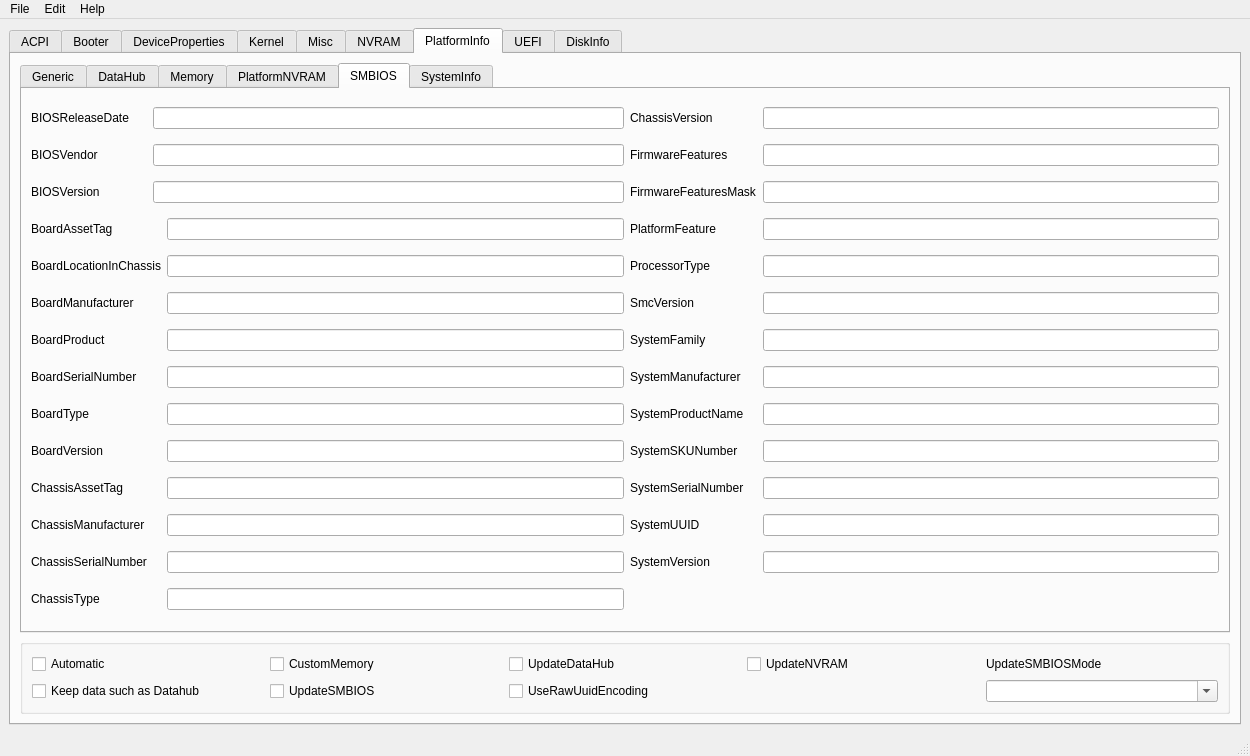
Old version of the form mainwindow.ui in the repository ic005k/OCAuxiliaryTools.
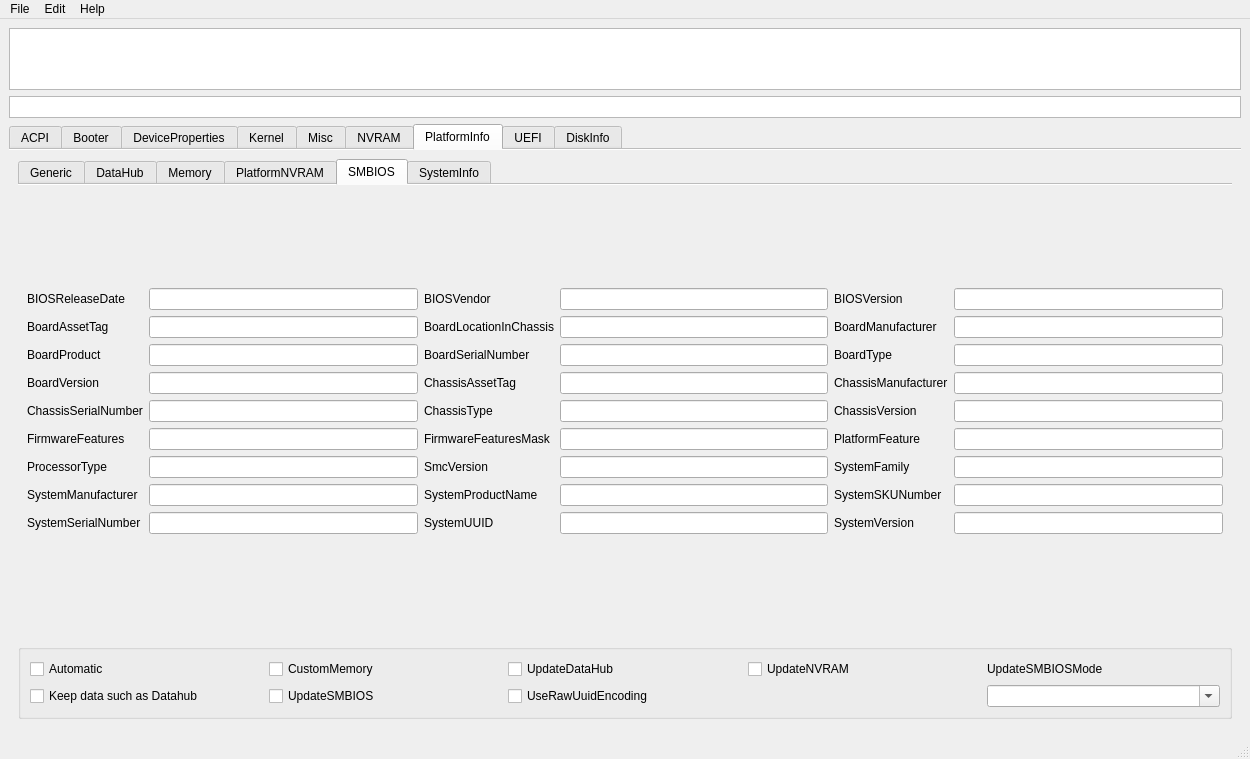
New version of the form. The open tabs and pages were chosen to show the change. Icons and pictures are not drawn.

The edit to the form file:
```diff
--- a/mainwindow.ui
+++ b/mainwindow.ui
@@ -7,9 +7,15 @@
     <x>0</x>
     <y>0</y>
     <width>1250</width>
-    <height>756</height>
+    <height>759</height>
    </rect>
   </property>
+  <property name="maximumSize">
+   <size>
+    <width>16777215</width>
+    <height>16777215</height>
+   </size>
+  </property>
   <property name="windowTitle">
    <string/>
   </property>
@@ -19,7 +25,27 @@
   </property>
   <widget class="QWidget" name="centralwidget">
    <layout class="QGridLayout" name="gridLayout">
-    <item row="0" column="0" colspan="2">
+    <item row="0" column="0">
+     <widget class="QListWidget" name="listMain">
+      <property name="maximumSize">
+       <size>
+        <width>16777215</width>
+        <height>62</height>
+       </size>
+      </property>
+     </widget>
+    </item>
+    <item row="1" column="0">
+     <widget class="QListWidget" name="listSub">
+      <property name="maximumSize">
+       <size>
+        <width>16777215</width>
+        <height>22</height>
+       </size>
+      </property>
+     </widget>
+    </item>
+    <item row="2" column="0">
      <widget class="QTabWidget" name="tabTotal">
       <property name="toolTip">
        <string/>
@@ -40,7 +66,7 @@
        </size>
       </property>
       <property name="documentMode">
-       <bool>false</bool>
+       <bool>true</bool>
       </property>
       <widget class="QWidget" name="tab">
        <attribute name="title">
@@ -4410,7 +4436,7 @@
            <number>0</number>
           </property>
           <property name="documentMode">
-           <bool>false</bool>
+           <bool>true</bool>
           </property>
           <widget class="QWidget" name="tab_21">
            <attribute name="title">
@@ -5252,25 +5278,14 @@
            <attribute name="title">
             <string>SMBIOS</string>
            </attribute>
+           <layout class="QGridLayout" name="gridLayout_67">
+            <item row="0" column="0">
            <layout class="QGridLayout" name="gridLayout_41">
-            <item row="0" column="0">
-             <widget class="QLabel" name="label_65">
-              <property name="toolTip">
-               <string> Firmware release date. Similar to BIOSVersion. May look like 12/08/2017.</string>
-              </property>
-              <property name="statusTip">
-               <string> Firmware release date. Similar to BIOSVersion. May look like 12/08/2017.</string>
-              </property>
-              <property name="text">
-               <string>BIOSReleaseDate</string>
-              </property>
-             </widget>
-            </item>
-            <item row="0" column="1" colspan="2">
-             <widget class="QLineEdit" name="editBIOSReleaseDate"/>
-            </item>
-            <item row="0" column="3">
-             <widget class="QLabel" name="label_66">
+              <item row="5" column="1">
+               <widget class="QLineEdit" name="editFirmwareFeatures_2"/>
+              </item>
+              <item row="3" column="4">
+               <widget class="QLabel" name="label_87">
               <property name="toolTip">
                <string> Should match BoardProduct.</string>
               </property>
@@ -5278,15 +5293,12 @@
                <string> Should match BoardProduct.</string>
               </property>
               <property name="text">
-               <string>ChassisVersion</string>
+                 <string>ChassisManufacturer</string>
               </property>
              </widget>
             </item>
-            <item row="0" column="4">
-             <widget class="QLineEdit" name="editChassisVersion"/>
-            </item>
-            <item row="1" column="0">
-             <widget class="QLabel" name="label_67">
+              <item row="3" column="2">
+               <widget class="QLabel" name="label_85">
               <property name="toolTip">
                <string> BIOS Vendor. All rules of SystemManufacturer do apply.</string>
               </property>
@@ -5294,14 +5306,17 @@
                <string> BIOS Vendor. All rules of SystemManufacturer do apply.</string>
               </property>
               <property name="text">
-               <string>BIOSVendor</string>
+                 <string>ChassisAssetTag</string>
               </property>
              </widget>
             </item>
-            <item row="1" column="1" colspan="2">
-             <widget class="QLineEdit" name="editBIOSVendor"/>
-            </item>
-            <item row="1" column="3">
+              <item row="7" column="3">
+               <widget class="QLineEdit" name="editSystemProductName_2"/>
+              </item>
+              <item row="3" column="1">
+               <widget class="QLineEdit" name="editBoardVersion"/>
+              </item>
+              <item row="5" column="0">
              <widget class="QLabel" name="label_68">
               <property name="toolTip">
                <string> 64-bit firmware features bitmask. Refer to AppleFeatures.h for more details. Lower 32 bits match
@@ -5316,10 +5331,99 @@
               </property>
              </widget>
             </item>
+              <item row="6" column="2">
+               <widget class="QLabel" name="label_76">
+                <property name="toolTip">
+                 <string>ASCII string containing SMC version in upper case. Missing on T2 based Macs. Ignored when
+zero.</string>
+                </property>
+                <property name="statusTip">
+                 <string>ASCII string containing SMC version in upper case. Missing on T2 based Macs. Ignored when
+ zero.</string>
+                </property>
+                <property name="text">
+                 <string>SmcVersion</string>
+                </property>
+               </widget>
+              </item>
+              <item row="6" column="1">
+               <widget class="QLineEdit" name="editProcessorType"/>
+              </item>
+              <item row="5" column="4">
+               <widget class="QLabel" name="label_72">
+                <property name="toolTip">
+                 <string> Platform features bitmask. Refer to AppleFeatures.h for more details. Use 0xFFFFFFFF value to
+not provide this table.</string>
+                </property>
+                <property name="statusTip">
+                 <string> Platform features bitmask. Refer to AppleFeatures.h for more details. Use 0xFFFFFFFF value to
+ not provide this table.</string>
+                </property>
+                <property name="text">
+                 <string>PlatformFeature</string>
+                </property>
+               </widget>
+              </item>
+              <item row="3" column="3">
+               <widget class="QLineEdit" name="editChassisAssetTag"/>
+              </item>
+              <item row="7" column="2">
+               <widget class="QLabel" name="label_82">
+                <property name="toolTip">
+                 <string> Preferred Mac model used to mark the device as supported by the operating system. This value
+must be specified by any configuration for later automatic generation of the related values in this and other
+SMBIOS tables and related configuration parameters. If SystemProductName is not compatible with the target
+operating system, -no_compat_check boot argument may be used as an override.
+Note: If SystemProductName is unknown, and related fields are unspecified, default values should be assumed as
+being set to MacPro6,1 data. The list of known products can be found in AppleModels.</string>
+                </property>
+                <property name="statusTip">
+                 <string>SMBIOS: System Information (Type 1), Product Name</string>
+                </property>
+                <property name="text">
+                 <string>SystemProductName</string>
+                </property>
+               </widget>
+              </item>
+              <item row="1" column="1">
+               <widget class="QLineEdit" name="editBoardAssetTag"/>
+              </item>
+              <item row="5" column="5">
+               <widget class="QLineEdit" name="editPlatformFeature"/>
+              </item>
+              <item row="4" column="0">
+               <widget class="QLabel" name="label_89">
+                <property name="toolTip">
+                 <string> Should match SystemSerialNumber.</string>
+                </property>
+                <property name="statusTip">
+                 <string> Should match SystemSerialNumber.</string>
+                </property>
+                <property name="text">
+                 <string>ChassisSerialNumber</string>
+                </property>
+               </widget>
+              </item>
+              <item row="1" column="5">
+               <widget class="QLineEdit" name="editBoardManufacturer"/>
+              </item>
+              <item row="2" column="5">
+               <widget class="QLineEdit" name="editBoardType"/>
+              </item>
             <item row="1" column="4">
-             <widget class="QLineEdit" name="editFirmwareFeatures_2"/>
-            </item>
-            <item row="2" column="0">
+               <widget class="QLabel" name="label_75">
+                <property name="toolTip">
+                 <string> Board manufacturer. All rules of SystemManufacturer do apply.</string>
+                </property>
+                <property name="statusTip">
+                 <string> Board manufacturer. All rules of SystemManufacturer do apply.</string>
+                </property>
+                <property name="text">
+                 <string>BoardManufacturer</string>
+                </property>
+               </widget>
+              </item>
+              <item row="0" column="4">
              <widget class="QLabel" name="label_69">
               <property name="toolTip">
                <string> Firmware version. This value gets updated and takes part in update delivery configuration and
@@ -5336,11 +5440,11 @@
               </property>
              </widget>
             </item>
-            <item row="2" column="1" colspan="2">
-             <widget class="QLineEdit" name="editBIOSVersion"/>
-            </item>
-            <item row="2" column="3">
-             <widget class="QLabel" name="label_92">
+              <item row="1" column="3">
+               <widget class="QLineEdit" name="editBoardLocationInChassis"/>
+              </item>
+              <item row="0" column="2">
+               <widget class="QLabel" name="label_67">
               <property name="toolTip">
                <string> Supported bits of extended firmware features bitmask. Refer to AppleFeatures.h for more details.
 Lower 32 bits match FirmwareFeaturesMask. Upper 64 bits match ExtendedFirmwareFeaturesMask.</string>
@@ -5350,48 +5454,42 @@
  Lower 32 bits match FirmwareFeaturesMask. Upper 64 bits match ExtendedFirmwareFeaturesMask.</string>
               </property>
               <property name="text">
-               <string>FirmwareFeaturesMask</string>
+                 <string>BIOSVendor</string>
               </property>
              </widget>
             </item>
-            <item row="2" column="4">
+              <item row="6" column="3">
+               <widget class="QLineEdit" name="editSmcVersion"/>
+              </item>
+              <item row="3" column="5">
+               <widget class="QLineEdit" name="editChassisManufacturer"/>
+              </item>
+              <item row="6" column="0">
+               <widget class="QLabel" name="label_74">
+                <property name="toolTip">
+                 <string> Combined of Processor Major and Minor types.</string>
+                </property>
+                <property name="statusTip">
+                 <string> Combined of Processor Major and Minor types.</string>
+                </property>
+                <property name="text">
+                 <string>ProcessorType</string>
+                </property>
+               </widget>
+              </item>
+              <item row="5" column="3">
              <widget class="QLineEdit" name="editFirmwareFeaturesMask_2"/>
             </item>
-            <item row="3" column="0">
-             <widget class="QLabel" name="label_71">
-              <property name="toolTip">
-               <string>Asset tag number. Varies, may be empty or Type2 - Board Asset Tag.</string>
-              </property>
-              <property name="statusTip">
-               <string>Asset tag number. Varies, may be empty or Type2 - Board Asset Tag.</string>
-              </property>
-              <property name="text">
-               <string>BoardAssetTag</string>
-              </property>
-             </widget>
-            </item>
-            <item row="3" column="2">
-             <widget class="QLineEdit" name="editBoardAssetTag"/>
-            </item>
-            <item row="3" column="3">
-             <widget class="QLabel" name="label_72">
-              <property name="toolTip">
-               <string> Platform features bitmask. Refer to AppleFeatures.h for more details. Use 0xFFFFFFFF value to
-not provide this table.</string>
-              </property>
-              <property name="statusTip">
-               <string> Platform features bitmask. Refer to AppleFeatures.h for more details. Use 0xFFFFFFFF value to
- not provide this table.</string>
-              </property>
-              <property name="text">
-               <string>PlatformFeature</string>
-              </property>
-             </widget>
-            </item>
-            <item row="3" column="4">
-             <widget class="QLineEdit" name="editPlatformFeature"/>
-            </item>
-            <item row="4" column="0" colspan="2">
+              <item row="7" column="1">
+               <widget class="QLineEdit" name="editSystemManufacturer"/>
+              </item>
+              <item row="7" column="5">
+               <widget class="QLineEdit" name="editSystemSKUNumber"/>
+              </item>
+              <item row="4" column="3">
+               <widget class="QLineEdit" name="editChassisType"/>
+              </item>
+              <item row="1" column="2">
              <widget class="QLabel" name="label_73">
               <property name="toolTip">
                <string>Varies, may be empty or Part Component.</string>
@@ -5404,27 +5502,14 @@
               </property>
              </widget>
             </item>
-            <item row="4" column="2">
-             <widget class="QLineEdit" name="editBoardLocationInChassis"/>
-            </item>
-            <item row="4" column="3">
-             <widget class="QLabel" name="label_74">
-              <property name="toolTip">
-               <string> Combined of Processor Major and Minor types.</string>
-              </property>
-              <property name="statusTip">
-               <string> Combined of Processor Major and Minor types.</string>
-              </property>
-              <property name="text">
-               <string>ProcessorType</string>
-              </property>
-             </widget>
-            </item>
-            <item row="4" column="4">
-             <widget class="QLineEdit" name="editProcessorType"/>
-            </item>
-            <item row="5" column="0">
-             <widget class="QLabel" name="label_75">
+              <item row="4" column="5">
+               <widget class="QLineEdit" name="editChassisVersion"/>
+              </item>
+              <item row="0" column="1">
+               <widget class="QLineEdit" name="editBIOSReleaseDate"/>
+              </item>
+              <item row="1" column="0">
+               <widget class="QLabel" name="label_71">
               <property name="toolTip">
                <string> Board manufacturer. All rules of SystemManufacturer do apply.</string>
               </property>
@@ -5432,15 +5517,12 @@
                <string> Board manufacturer. All rules of SystemManufacturer do apply.</string>
               </property>
               <property name="text">
-               <string>BoardManufacturer</string>
+                 <string>BoardAssetTag</string>
               </property>
              </widget>
             </item>
             <item row="5" column="2">
-             <widget class="QLineEdit" name="editBoardManufacturer"/>
-            </item>
-            <item row="5" column="3">
-             <widget class="QLabel" name="label_76">
+               <widget class="QLabel" name="label_92">
               <property name="toolTip">
                <string>ASCII string containing SMC version in upper case. Missing on T2 based Macs. Ignored when
 zero.</string>
@@ -5450,15 +5532,12 @@
  zero.</string>
               </property>
               <property name="text">
-               <string>SmcVersion</string>
+                 <string>FirmwareFeaturesMask</string>
               </property>
              </widget>
             </item>
-            <item row="5" column="4">
-             <widget class="QLineEdit" name="editSmcVersion"/>
-            </item>
-            <item row="6" column="0">
-             <widget class="QLabel" name="label_77">
+              <item row="2" column="4">
+               <widget class="QLabel" name="label_81">
               <property name="toolTip">
                <string>Mac Board ID (board-id). May look like Mac-7BA5B2D9E42DDD94 or Mac-F221BEC8 in older
 models.</string>
@@ -5468,46 +5547,11 @@
  models.</string>
               </property>
               <property name="text">
-               <string>BoardProduct</string>
+                 <string>BoardType</string>
               </property>
              </widget>
             </item>
-            <item row="6" column="2">
-             <widget class="QLineEdit" name="editBoardProduct_2"/>
-            </item>
-            <item row="6" column="3">
-             <widget class="QLabel" name="label_78">
-              <property name="toolTip">
-               <string>Family name. May look like iMac Pro.</string>
-              </property>
-              <property name="statusTip">
-               <string>Family name. May look like iMac Pro.</string>
-              </property>
-              <property name="text">
-               <string>SystemFamily</string>
-              </property>
-             </widget>
-            </item>
-            <item row="6" column="4">
-             <widget class="QLineEdit" name="editSystemFamily"/>
-            </item>
             <item row="7" column="0">
-             <widget class="QLabel" name="label_79">
-              <property name="toolTip">
-               <string>Board serial number in defined format. Known formats are described in macserial.</string>
-              </property>
-              <property name="statusTip">
-               <string>Board serial number in defined format. Known formats are described in macserial.</string>
-              </property>
-              <property name="text">
-               <string>BoardSerialNumber</string>
-              </property>
-             </widget>
-            </item>
-            <item row="7" column="2">
-             <widget class="QLineEdit" name="editBoardSerialNumber"/>
-            </item>
-            <item row="7" column="3">
              <widget class="QLabel" name="label_80">
               <property name="toolTip">
                <string> OEM manufacturer of the particular board. Shall not be specified unless strictly required. Should
@@ -5523,65 +5567,22 @@
               </property>
              </widget>
             </item>
+              <item row="2" column="0">
+               <widget class="QLabel" name="label_77">
+                <property name="toolTip">
+                 <string>Mac Board ID (board-id). May look like Mac-7BA5B2D9E42DDD94 or Mac-F221BEC8 in older
+models.</string>
+                </property>
+                <property name="statusTip">
+                 <string>Mac Board ID (board-id). May look like Mac-7BA5B2D9E42DDD94 or Mac-F221BEC8 in older
+ models.</string>
+                </property>
+                <property name="text">
+                 <string>BoardProduct</string>
+                </property>
+               </widget>
+              </item>
             <item row="7" column="4">
-             <widget class="QLineEdit" name="editSystemManufacturer"/>
-            </item>
-            <item row="8" column="0">
-             <widget class="QLabel" name="label_81">
-              <property name="toolTip">
-               <string> Either 0xA (Motherboard (includes processor, memory, and I/O) or 0xB (Processor/Memory
-Module), refer to Table 15 – Baseboard: Board Type for more details.</string>
-              </property>
-              <property name="statusTip">
-               <string> Either 0xA (Motherboard (includes processor, memory, and I/O) or 0xB (Processor/Memory
- Module), refer to Table 15 – Baseboard: Board Type for more details.</string>
-              </property>
-              <property name="text">
-               <string>BoardType</string>
-              </property>
-             </widget>
-            </item>
-            <item row="8" column="2">
-             <widget class="QLineEdit" name="editBoardType"/>
-            </item>
-            <item row="8" column="3">
-             <widget class="QLabel" name="label_82">
-              <property name="toolTip">
-               <string> Preferred Mac model used to mark the device as supported by the operating system. This value
-must be specified by any configuration for later automatic generation of the related values in this and other
-SMBIOS tables and related configuration parameters. If SystemProductName is not compatible with the target
-operating system, -no_compat_check boot argument may be used as an override.
-Note: If SystemProductName is unknown, and related fields are unspecified, default values should be assumed as
-being set to MacPro6,1 data. The list of known products can be found in AppleModels.</string>
-              </property>
-              <property name="statusTip">
-               <string>SMBIOS: System Information (Type 1), Product Name</string>
-              </property>
-              <property name="text">
-               <string>SystemProductName</string>
-              </property>
-             </widget>
-            </item>
-            <item row="8" column="4">
-             <widget class="QLineEdit" name="editSystemProductName_2"/>
-            </item>
-            <item row="9" column="0">
-             <widget class="QLabel" name="label_83">
-              <property name="toolTip">
-               <string>Board version number. Varies, may match SystemProductName or SystemProductVersion.</string>
-              </property>
-              <property name="statusTip">
-               <string>Board version number. Varies, may match SystemProductName or SystemProductVersion.</string>
-              </property>
-              <property name="text">
-               <string>BoardVersion</string>
-              </property>
-             </widget>
-            </item>
-            <item row="9" column="2">
-             <widget class="QLineEdit" name="editBoardVersion"/>
-            </item>
-            <item row="9" column="3">
              <widget class="QLabel" name="label_84">
               <property name="toolTip">
                <string>Mac Board ID (board-id). May look like Mac-7BA5B2D9E42DDD94 or Mac-F221BEC8 in older models. Sometimes it can be just empty.</string>
@@ -5594,11 +5595,11 @@
               </property>
              </widget>
             </item>
-            <item row="9" column="4">
-             <widget class="QLineEdit" name="editSystemSKUNumber"/>
-            </item>
-            <item row="10" column="0">
-             <widget class="QLabel" name="label_85">
+              <item row="2" column="1">
+               <widget class="QLineEdit" name="editBoardProduct_2"/>
+              </item>
+              <item row="2" column="2">
+               <widget class="QLabel" name="label_79">
               <property name="toolTip">
                <string>Chassis type name. Varies, could be empty or MacBook-Aluminum.</string>
               </property>
@@ -5606,14 +5607,91 @@
                <string>Chassis type name. Varies, could be empty or MacBook-Aluminum.</string>
               </property>
               <property name="text">
-               <string>ChassisAssetTag</string>
+                 <string>BoardSerialNumber</string>
               </property>
              </widget>
             </item>
-            <item row="10" column="2">
-             <widget class="QLineEdit" name="editChassisAssetTag"/>
-            </item>
-            <item row="10" column="3">
+              <item row="6" column="4">
+               <widget class="QLabel" name="label_78">
+                <property name="toolTip">
+                 <string>Family name. May look like iMac Pro.</string>
+                </property>
+                <property name="statusTip">
+                 <string>Family name. May look like iMac Pro.</string>
+                </property>
+                <property name="text">
+                 <string>SystemFamily</string>
+                </property>
+               </widget>
+              </item>
+              <item row="3" column="0">
+               <widget class="QLabel" name="label_83">
+                <property name="toolTip">
+                 <string>Board version number. Varies, may match SystemProductName or SystemProductVersion.</string>
+                </property>
+                <property name="statusTip">
+                 <string>Board version number. Varies, may match SystemProductName or SystemProductVersion.</string>
+                </property>
+                <property name="text">
+                 <string>BoardVersion</string>
+                </property>
+               </widget>
+              </item>
+              <item row="4" column="2">
+               <widget class="QLabel" name="label_91">
+                <property name="toolTip">
+                 <string> Chassis type, refer to Table 17 — System Enclosure or Chassis Types for more details.</string>
+                </property>
+                <property name="statusTip">
+                 <string> Chassis type, refer to Table 17 — System Enclosure or Chassis Types for more details.</string>
+                </property>
+                <property name="text">
+                 <string>ChassisType</string>
+                </property>
+               </widget>
+              </item>
+              <item row="6" column="5">
+               <widget class="QLineEdit" name="editSystemFamily"/>
+              </item>
+              <item row="4" column="1">
+               <widget class="QLineEdit" name="editChassisSerialNumber"/>
+              </item>
+              <item row="4" column="4">
+               <widget class="QLabel" name="label_66">
+                <property name="toolTip">
+                 <string> Should match BoardProduct.</string>
+                </property>
+                <property name="statusTip">
+                 <string> Should match BoardProduct.</string>
+                </property>
+                <property name="text">
+                 <string>ChassisVersion</string>
+                </property>
+               </widget>
+              </item>
+              <item row="0" column="5">
+               <widget class="QLineEdit" name="editBIOSVersion"/>
+              </item>
+              <item row="2" column="3">
+               <widget class="QLineEdit" name="editBoardSerialNumber"/>
+              </item>
+              <item row="0" column="3">
+               <widget class="QLineEdit" name="editBIOSVendor"/>
+              </item>
+              <item row="0" column="0">
+               <widget class="QLabel" name="label_65">
+                <property name="toolTip">
+                 <string> Firmware release date. Similar to BIOSVersion. May look like 12/08/2017.</string>
+                </property>
+                <property name="statusTip">
+                 <string> Firmware release date. Similar to BIOSVersion. May look like 12/08/2017.</string>
+                </property>
+                <property name="text">
+                 <string>BIOSReleaseDate</string>
+                </property>
+               </widget>
+              </item>
+              <item row="8" column="0">
              <widget class="QLabel" name="label_86">
               <property name="toolTip">
                <string> Product serial number in defined format. Known formats are described in macserial.</string>
@@ -5626,26 +5704,10 @@
               </property>
              </widget>
             </item>
-            <item row="10" column="4">
+              <item row="8" column="1">
              <widget class="QLineEdit" name="editSystemSerialNumber_2"/>
             </item>
-            <item row="11" column="0">
-             <widget class="QLabel" name="label_87">
-              <property name="toolTip">
-               <string>Board manufacturer. All rules of SystemManufacturer do apply.</string>
-              </property>
-              <property name="statusTip">
-               <string>Board manufacturer. All rules of SystemManufacturer do apply.</string>
-              </property>
-              <property name="text">
-               <string>ChassisManufacturer</string>
-              </property>
-             </widget>
-            </item>
-            <item row="11" column="2">
-             <widget class="QLineEdit" name="editChassisManufacturer"/>
-            </item>
-            <item row="11" column="3">
+              <item row="8" column="2">
              <widget class="QLabel" name="label_88">
               <property name="toolTip">
                <string> A UUID is an identifier that is designed to be unique across both time and space. It requires no
@@ -5660,26 +5722,10 @@
               </property>
              </widget>
             </item>
-            <item row="11" column="4">
+              <item row="8" column="3">
              <widget class="QLineEdit" name="editSystemUUID_2"/>
             </item>
-            <item row="12" column="0">
-             <widget class="QLabel" name="label_89">
-              <property name="toolTip">
-               <string> Should match SystemSerialNumber.</string>
-              </property>
-              <property name="statusTip">
-               <string> Should match SystemSerialNumber.</string>
-              </property>
-              <property name="text">
-               <string>ChassisSerialNumber</string>
-              </property>
-             </widget>
-            </item>
-            <item row="12" column="2">
-             <widget class="QLineEdit" name="editChassisSerialNumber"/>
-            </item>
-            <item row="12" column="3">
+              <item row="8" column="4">
              <widget class="QLabel" name="label_90">
               <property name="toolTip">
                <string> Product iteration version number. May look like 1.1.</string>
@@ -5692,24 +5738,10 @@
               </property>
              </widget>
             </item>
-            <item row="12" column="4">
+              <item row="8" column="5">
              <widget class="QLineEdit" name="editSystemVersion"/>
             </item>
-            <item row="13" column="0">
-             <widget class="QLabel" name="label_91">
-              <property name="toolTip">
-               <string> Chassis type, refer to Table 17 — System Enclosure or Chassis Types for more details.</string>
-              </property>
-              <property name="statusTip">
-               <string> Chassis type, refer to Table 17 — System Enclosure or Chassis Types for more details.</string>
-              </property>
-              <property name="text">
-               <string>ChassisType</string>
-              </property>
-             </widget>
-            </item>
-            <item row="13" column="2">
-             <widget class="QLineEdit" name="editChassisType"/>
+             </layout>
             </item>
            </layout>
           </widget>
```
Left out of the diff: 380 changed lines with no effect on the pictures. Lines whose indentation alone changed are shown as unchanged.
